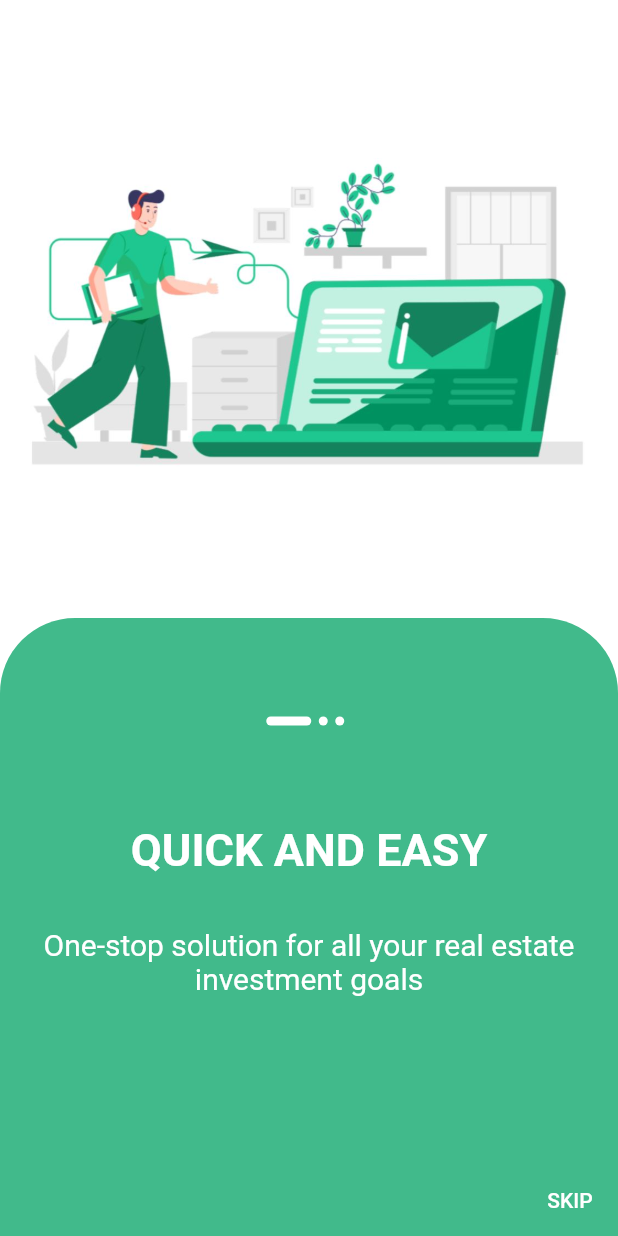
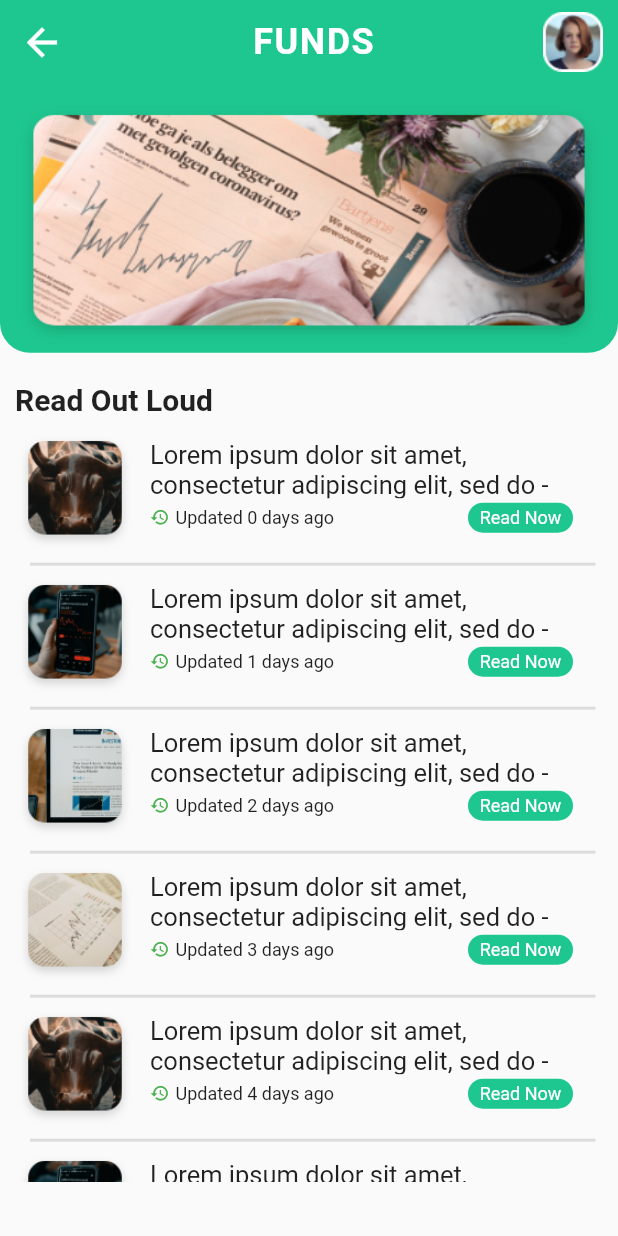
Before and after one commit to SaiSuvamPatnaik/krayik, a Flutter app: the screen it shows after launch, on a phone screen of 412 x 824 dp. Run offline on Flutter 3.47's test engine with Material 2 defaults, Android fonts, the phone set to English and light mode, and no system bars.

Commit message:
News Screen Implemented

```diff
--- a/lib/main.dart
+++ b/lib/main.dart
@@ -1,3 +1,4 @@
+import 'package:doors_tour_app/screens/news.dart';
 import 'package:doors_tour_app/screens/onboarding/onboarding_page.dart';
 import 'package:flutter/material.dart';
 
@@ -9,8 +10,7 @@ class MyApp extends StatelessWidget {
   @override
   Widget build(BuildContext context) {
     return MaterialApp(
-      home: OnboardingPage(),
-
+      home: news(),
       debugShowCheckedModeBanner: false,
     );
   }
--- /dev/null
+++ b/lib/screens/news.dart
@@ -0,0 +1,171 @@
+import 'package:flutter/material.dart';
+class news extends StatefulWidget {
+  @override
+  _newsState createState() => _newsState();
+}
+
+class _newsState extends State<news> {
+  @override
+  Widget build(BuildContext context) {
+    int width = (MediaQuery.of(context).size.width).toInt();
+    int height = (MediaQuery.of(context).size.height).toInt();
+    return Scaffold(
+      appBar: AppBar(
+        shape: RoundedRectangleBorder(
+          borderRadius: BorderRadius.vertical(
+            bottom: Radius.circular(20),
+          ),
+        ),
+        elevation: 0,
+        backgroundColor: Color(0xFF1EC78F),
+        leading: IconButton(icon: Icon(Icons.arrow_back),color: Colors.white,iconSize: 30, onPressed: () {}),
+          title: Center(child: Text("FUNDS",style: TextStyle(fontSize: 24,color: Colors.white,letterSpacing: 1,
+              fontWeight: FontWeight.bold),)),
+          actions: [
+            Container(
+              margin: EdgeInsets.fromLTRB(0,0,10,0),
+              height: 40,
+              width: 40,
+              decoration: BoxDecoration(
+                borderRadius: BorderRadius.only(
+                    topRight: Radius.circular(10.0),
+                    bottomRight: Radius.circular(10.0),
+                    topLeft: Radius.circular(10.0),
+                    bottomLeft: Radius.circular(10.0)),
+              ),
+              child: Image.asset("assets/images/person.png"),
+            )
+          ],
+        bottom: PreferredSize(
+            preferredSize: Size(0.0,width/2.3),
+            child: Image(
+              image: AssetImage('assets/images/Rectangle.png'),
+              alignment: Alignment.center,
+              height: 170,
+              width: width-10,
+              fit: BoxFit.fill,
+            ),
+        ),
+      ),
+      body: Container(
+        child: Padding(
+          padding: const EdgeInsets.fromLTRB(10,10,10,0),
+          child: Column(
+            crossAxisAlignment: CrossAxisAlignment.start,
+            children: [
+              SizedBox(height: 10,),
+              Text("Read Out Loud",style: TextStyle(fontSize:20,fontWeight: FontWeight.bold ),),
+              SizedBox(height: 10,),
+              Container(
+                height: height-(width/1.27),
+                child: ListView.builder(
+                    itemCount: 15,
+                    itemBuilder: (context,index){
+                      return Column(
+                        children: [
+                          Container(
+                            height: 80,
+                            child: Center(
+                              child: Row(
+                                children: [
+                                  Container(
+                                    height: 80,
+                                    width: 80,
+                                    decoration: BoxDecoration(
+                                      borderRadius: BorderRadius.only(
+                                          topRight: Radius.circular(10.0),
+                                          bottomRight: Radius.circular(10.0),
+                                          topLeft: Radius.circular(10.0),
+                                          bottomLeft: Radius.circular(10.0)),
+                                    ),
+                                    child: Image.asset(Imagesinbox(index),fit: BoxFit.fill,),
+                                  ),
+                                  SizedBox(width: 10,),
+                                  Column(
+                                    children: [
+                                    Expanded(
+                                      flex:4,
+                                        child: Padding(
+                                          padding: const EdgeInsets.fromLTRB(0,5,0,0),
+                                          child: Container(
+                                            width: width-110,
+                                            child: Align(
+                                              alignment: Alignment.bottomLeft,
+                                                child: Text("Lorem ipsum dolor sit amet, consectetur adipiscing elit, sed do - Lorem ipsum dolor sit amet, consectetur adipiscing elit, sed do",
+                                                style: TextStyle(fontSize: 17),)),
+                                          ),
+                                        )),
+                                      SizedBox(height: 3,),
+                                      Expanded(
+                                          flex:3,
+                                          child: Container(
+
+                                            width: width-110,
+                                            child: Align(
+                                                alignment: Alignment.topLeft,
+                                                child: Row(
+                                                  mainAxisAlignment: MainAxisAlignment.spaceBetween,
+                                                  children: [
+                                                    Container(
+                                                      child: Row(
+                                                        children: [
+                                                          Icon(Icons.history,color: Colors.green,size: 13,),
+                                                          SizedBox(width: 4,),
+                                                          Text("Updated ${index} days ago",style: TextStyle(fontSize: 12),),
+                                                        ],
+                                                      ),
+                                                    ),
+                                                    Padding(
+                                                      padding: const EdgeInsets.fromLTRB(0,0,20,0),
+                                                      child: Container(
+                                                        height: 20,
+                                                        width:  70,
+                                                        decoration: BoxDecoration(
+                                                            color: Color(0xFF1EC78F),
+                                                            borderRadius: BorderRadius.circular(15)
+                                                        ),
+                                                        child: Center(child: Text("Read Now",style: TextStyle(color:Colors.white,fontSize: 12),)),
+                                                      ),
+                                                    ),
+                                                  ],
+                                                )),
+                                          )),
+
+                                    ],
+                                  )
+                                ],
+                              ),
+                            ),
+                          ),
+                          Padding(
+                            padding: const EdgeInsets.fromLTRB(10,0,5,0),
+                            child: Divider(
+                              thickness: 2,
+                            ),
+                          ),
+
+                        ],
+                      );
+                    }),
+              )
+            ],
+          ),
+        ),
+      ),
+    );
+  }
+
+  String Imagesinbox(int index) {
+    if (index%4==0){
+      return "assets/images/Rectangle1.png";
+    }
+    if (index%4==1){
+      return "assets/images/Rectangle2.png";
+    }
+    if (index%4==2){
+      return "assets/images/Rectangle3.png";
+    }
+    else
+      return "assets/images/Rectangle4.png";
+  }
+}
```
Also changed, not shown: lib/screens/newstrial.dart (added, +128 -0 lines), assets/images/Rectangle.png (added), assets/images/Rectangle1.png (added), assets/images/Rectangle2.png (added), assets/images/Rectangle3.png (added), assets/images/Rectangle4.png (added).
